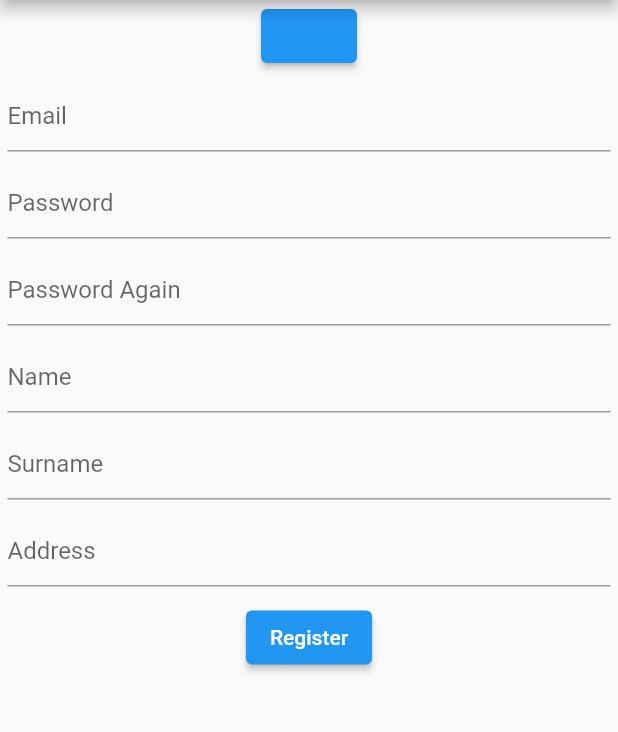
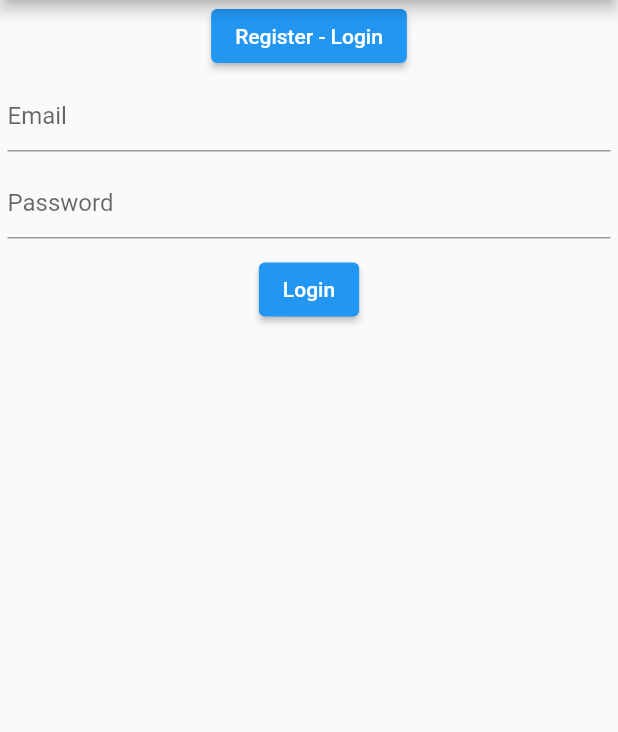
Before and after one commit to MRaifAydin/VrMarketim-AndroidApp, a Flutter app: the screen it shows after launch, in the side drawer, after a tap on "Login - Register", on a phone screen of 412 x 824 dp, the part 84-816 px from its top. Run offline on Flutter 3.47's test engine with Material 2 defaults, Android fonts, the phone set to English and light mode, and no system bars.

Commit message:
Big Update
Added Register and Login functionality.

Added a new page for updating personal information.

Changed the names of classes and files.

Made code more readable.

```diff
--- a/vr_marketim/lib/drawer_widget.dart
+++ b/vr_marketim/lib/drawer_widget.dart
@@ -1,8 +1,8 @@
 // ignore_for_file: prefer_const_constructors
 import 'package:flutter/material.dart';
 
-import 'first_screen.dart';
-import 'second_screen.dart';
+import 'register_login.dart';
+import 'update_user.dart';
 
 class DrawerWidget extends StatelessWidget {
   const DrawerWidget({Key? key, required this.title}) : super(key: key);
@@ -32,17 +32,17 @@ class DrawerWidget extends StatelessWidget {
                 Navigator.pop(context);
                 Navigator.push(
                   context,
-                  MaterialPageRoute(builder: (context) => FirstScreen()),
+                  MaterialPageRoute(builder: (context) => RegisterLogin()),
                 );
               },
             ),
             ListTile(
-              title: const Text('Item 2'),
+              title: const Text('Edit Account Info'),
               onTap: () {
                 Navigator.pop(context);
                 Navigator.push(
                   context,
-                  MaterialPageRoute(builder: (context) => SecondScreen()),
+                  MaterialPageRoute(builder: (context) => UpdateUser()),
                 );
               },
             ),
--- a/vr_marketim/lib/first_screen.dart
+++ /dev/null
@@ -1,316 +0,0 @@
-// ignore_for_file: prefer_const_constructors
-import 'package:flutter/material.dart';
-
-bool visible = true;
-
-isPressed() {
-  visible = !visible;
-}
-
-class FirstScreen extends StatefulWidget {
-  const FirstScreen({Key? key}) : super(key: key);
-
-  @override
-  _FirstScreenState createState() => _FirstScreenState();
-}
-
-class _FirstScreenState extends State<FirstScreen> {
-  final GlobalKey<FormState> _formKey = GlobalKey<FormState>();
-
-  @override
-  Widget build(BuildContext context) {
-    return Scaffold(
-      appBar: AppBar(
-        title: Text("Login - Register"),
-      ),
-      body: Column(children: <Widget>[
-        ElevatedButton(
-            onPressed: () {
-              isPressed();
-            },
-            child: null),
-        Visibility(
-          visible: visible,
-          child: Form(
-            key: _formKey,
-            child: SingleChildScrollView(
-              child: Column(
-                // mainAxisAlignment: MainAxisAlignment.center,
-                crossAxisAlignment: CrossAxisAlignment.center,
-                children: <Widget>[
-                  Padding(
-                    padding: const EdgeInsets.all(5),
-                    child: TextFormField(
-                      decoration: const InputDecoration(
-                        hintText: 'Email',
-                      ),
-                      validator: (String? value) {
-                        if (value == null || value.isEmpty) {
-                          return 'Please enter some text';
-                        }
-                        return null;
-                      },
-                    ),
-                  ),
-                  Padding(
-                    padding: const EdgeInsets.all(5),
-                    child: TextFormField(
-                      obscureText: true,
-                      enableSuggestions: false,
-                      autocorrect: false,
-                      decoration: const InputDecoration(
-                        hintText: 'Password',
-                      ),
-                      validator: (String? value) {
-                        if (value == null || value.isEmpty) {
-                          return 'Please enter some text';
-                        }
-                        return null;
-                      },
-                    ),
-                  ),
-                  Padding(
-                    padding: const EdgeInsets.all(5),
-                    child: TextFormField(
-                      obscureText: true,
-                      enableSuggestions: false,
-                      autocorrect: false,
-                      decoration: const InputDecoration(
-                        hintText: 'Password Again',
-                      ),
-                      validator: (String? value) {
-                        if (value == null || value.isEmpty) {
-                          return 'Please enter some text';
-                        }
-                        return null;
-                      },
-                    ),
-                  ),
-                  Padding(
-                    padding: const EdgeInsets.all(5),
-                    child: TextFormField(
-                      decoration: const InputDecoration(
-                        hintText: 'Name',
-                      ),
-                      validator: (String? value) {
-                        if (value == null || value.isEmpty) {
-                          return 'Please enter some text';
-                        }
-                        return null;
-                      },
-                    ),
-                  ),
-                  Padding(
-                    padding: const EdgeInsets.all(5),
-                    child: TextFormField(
-                      decoration: const InputDecoration(
-                        hintText: 'Surname',
-                      ),
-                      validator: (String? value) {
-                        if (value == null || value.isEmpty) {
-                          return 'Please enter some text';
-                        }
-                        return null;
-                      },
-                    ),
-                  ),
-                  Padding(
-                    padding: const EdgeInsets.all(5),
-                    child: TextFormField(
-                      decoration: const InputDecoration(
-                        hintText: 'Address',
-                      ),
-                      validator: (String? value) {
-                        if (value == null || value.isEmpty) {
-                          return 'Please enter some text';
-                        }
-                        return null;
-                      },
-                    ),
-                  ),
-                  Padding(
-                    padding: const EdgeInsets.all(5),
-                    child: ElevatedButton(
-                      onPressed: () {
-                        // Validate will return true if the form is valid, or false if
-                        // the form is invalid.
-                        if (_formKey.currentState!.validate()) {
-                          // Process data.
-                        }
-                      },
-                      child: const Text('Register'),
-                    ),
-                  ),
-                ],
-              ),
-            ),
-          ),
-        ),
-      ]),
-    );
-  }
-}
-
-
-
-// class FirstScreen extends StatefulWidget {
-//   const FirstScreen({Key? key}) : super(key: key);
-
-//   @override
-//   State<FirstScreen> createState() => _FirstScreenState();
-// }
-
-// class _FirstScreenState extends State<FirstScreen> {
-//   @override
-//   Widget build(BuildContext context) {
-//     return Scaffold(
-//       appBar: AppBar(
-//         title: Text("Login - Register"),
-//       ),
-//       body: const MyStatefulWidget(),
-//     );
-//   }
-// }
-
-// class MyStatefulWidget extends StatefulWidget {
-//   const MyStatefulWidget({Key? key}) : super(key: key);
-
-//   @override
-//   State<MyStatefulWidget> createState() => _MyStatefulWidgetState();
-// }
-
-// isPressed() {
-//   _visible = false;
-// }
-
-// class _MyStatefulWidgetState extends State<MyStatefulWidget> {
-//   final GlobalKey<FormState> _formKey = GlobalKey<FormState>();
-
-//   @override
-//   Widget build(BuildContext context) {
-//     return Column(children: <Widget>[
-//       ElevatedButton(
-//           onPressed: () {
-//             isPressed();
-//           },
-//           child: null),
-//       Visibility(
-//         visible: _visible,
-//         child: Form(
-//           key: _formKey,
-//           child: SingleChildScrollView(
-//             child: Column(
-//               // mainAxisAlignment: MainAxisAlignment.center,
-//               crossAxisAlignment: CrossAxisAlignment.center,
-//               children: <Widget>[
-//                 Padding(
-//                   padding: const EdgeInsets.all(5),
-//                   child: TextFormField(
-//                     decoration: const InputDecoration(
-//                       hintText: 'Email',
-//                     ),
-//                     validator: (String? value) {
-//                       if (value == null || value.isEmpty) {
-//                         return 'Please enter some text';
-//                       }
-//                       return null;
-//                     },
-//                   ),
-//                 ),
-//                 Padding(
-//                   padding: const EdgeInsets.all(5),
-//                   child: TextFormField(
-//                     obscureText: true,
-//                     enableSuggestions: false,
-//                     autocorrect: false,
-//                     decoration: const InputDecoration(
-//                       hintText: 'Password',
-//                     ),
-//                     validator: (String? value) {
-//                       if (value == null || value.isEmpty) {
-//                         return 'Please enter some text';
-//                       }
-//                       return null;
-//                     },
-//                   ),
-//                 ),
-//                 Padding(
-//                   padding: const EdgeInsets.all(5),
-//                   child: TextFormField(
-//                     obscureText: true,
-//                     enableSuggestions: false,
-//                     autocorrect: false,
-//                     decoration: const InputDecoration(
-//                       hintText: 'Password Again',
-//                     ),
-//                     validator: (String? value) {
-//                       if (value == null || value.isEmpty) {
-//                         return 'Please enter some text';
-//                       }
-//                       return null;
-//                     },
-//                   ),
-//                 ),
-//                 Padding(
-//                   padding: const EdgeInsets.all(5),
-//                   child: TextFormField(
-//                     decoration: const InputDecoration(
-//                       hintText: 'Name',
-//                     ),
-//                     validator: (String? value) {
-//                       if (value == null || value.isEmpty) {
-//                         return 'Please enter some text';
-//                       }
-//                       return null;
-//                     },
-//                   ),
-//                 ),
-//                 Padding(
-//                   padding: const EdgeInsets.all(5),
-//                   child: TextFormField(
-//                     decoration: const InputDecoration(
-//                       hintText: 'Surname',
-//                     ),
-//                     validator: (String? value) {
-//                       if (value == null || value.isEmpty) {
-//                         return 'Please enter some text';
-//                       }
-//                       return null;
-//                     },
-//                   ),
-//                 ),
-//                 Padding(
-//                   padding: const EdgeInsets.all(5),
-//                   child: TextFormField(
-//                     decoration: const InputDecoration(
-//                       hintText: 'Address',
-//                     ),
-//                     validator: (String? value) {
-//                       if (value == null || value.isEmpty) {
-//                         return 'Please enter some text';
-//                       }
-//                       return null;
-//                     },
-//                   ),
-//                 ),
-//                 Padding(
-//                   padding: const EdgeInsets.all(5),
-//                   child: ElevatedButton(
-//                     onPressed: () {
-//                       // Validate will return true if the form is valid, or false if
-//                       // the form is invalid.
-//                       if (_formKey.currentState!.validate()) {
-//                         // Process data.
-//                       }
-//                     },
-//                     child: const Text('Register'),
-//                   ),
-//                 ),
-//               ],
-//             ),
-//           ),
-//         ),
-//       ),
-//     ]);
-//   }
-// }
--- /dev/null
+++ b/vr_marketim/lib/forms/login_form.dart
@@ -0,0 +1,68 @@
+import 'package:flutter/material.dart';
+
+class LoginForm extends StatefulWidget {
+  const LoginForm({Key? key}) : super(key: key);
+
+  @override
+  State<LoginForm> createState() => _LoginFormState();
+}
+
+class _LoginFormState extends State<LoginForm> {
+  final GlobalKey<FormState> _formKey = GlobalKey<FormState>();
+
+  @override
+  Widget build(BuildContext context) {
+    return Form(
+        key: _formKey,
+        child: Column(
+          // mainAxisAlignment: MainAxisAlignment.center,
+          crossAxisAlignment: CrossAxisAlignment.center,
+          children: <Widget>[
+            Padding(
+              padding: const EdgeInsets.all(5),
+              child: TextFormField(
+                decoration: const InputDecoration(
+                  hintText: 'Email',
+                ),
+                validator: (String? value) {
+                  if (value == null || value.isEmpty) {
+                    return 'Please enter some text';
+                  }
+                  return null;
+                },
+              ),
+            ),
+            Padding(
+              padding: const EdgeInsets.all(5),
+              child: TextFormField(
+                obscureText: true,
+                enableSuggestions: false,
+                autocorrect: false,
+                decoration: const InputDecoration(
+                  hintText: 'Password',
+                ),
+                validator: (String? value) {
+                  if (value == null || value.isEmpty) {
+                    return 'Please enter some text';
+                  }
+                  return null;
+                },
+              ),
+            ),
+            Padding(
+              padding: const EdgeInsets.all(5),
+              child: ElevatedButton(
+                onPressed: () {
+                  // Validate will return true if the form is valid, or false if
+                  // the form is invalid.
+                  if (_formKey.currentState!.validate()) {
+                    // Process data.
+                  }
+                },
+                child: const Text('Login'),
+              ),
+            ),
+          ],
+        ));
+  }
+}
--- /dev/null
+++ b/vr_marketim/lib/register_login.dart
@@ -0,0 +1,48 @@
+// ignore_for_file: prefer_const_constructors
+// import 'dart:developer';
+
+import 'package:flutter/material.dart';
+import './forms/register_form.dart';
+import './forms/login_form.dart';
+
+bool visible = true;
+
+isPressed() {
+  visible = !visible;
+}
+
+class RegisterLogin extends StatefulWidget {
+  const RegisterLogin({Key? key}) : super(key: key);
+
+  @override
+  State<RegisterLogin> createState() => _RegisterLoginState();
+}
+
+class _RegisterLoginState extends State<RegisterLogin> {
+  @override
+  Widget build(BuildContext context) {
+    return Scaffold(
+      appBar: AppBar(
+        title: Text("Login - Register"),
+      ),
+      body: SingleChildScrollView(
+        child: Column(children: <Widget>[
+          Row(
+            mainAxisAlignment: MainAxisAlignment.center,
+            children: [
+              ElevatedButton(
+                  onPressed: () {
+                    setState(() {
+                      isPressed();
+                    });
+                  },
+                  child: const Text("Register - Login")),
+            ],
+          ),
+          Visibility(visible: !visible, child: RegisterForm()),
+          Visibility(visible: visible, child: LoginForm()),
+        ]),
+      ),
+    );
+  }
+}
```
Also changed, not shown: vr_marketim/lib/forms/register_form.dart (added, +127 -0 lines), vr_marketim/lib/forms/user_update_form.dart (added, +110 -0 lines), vr_marketim/lib/second_screen.dart (deleted, +0 -16 lines), vr_marketim/lib/update_user.dart (added, +19 -0 lines), 3 other files.
